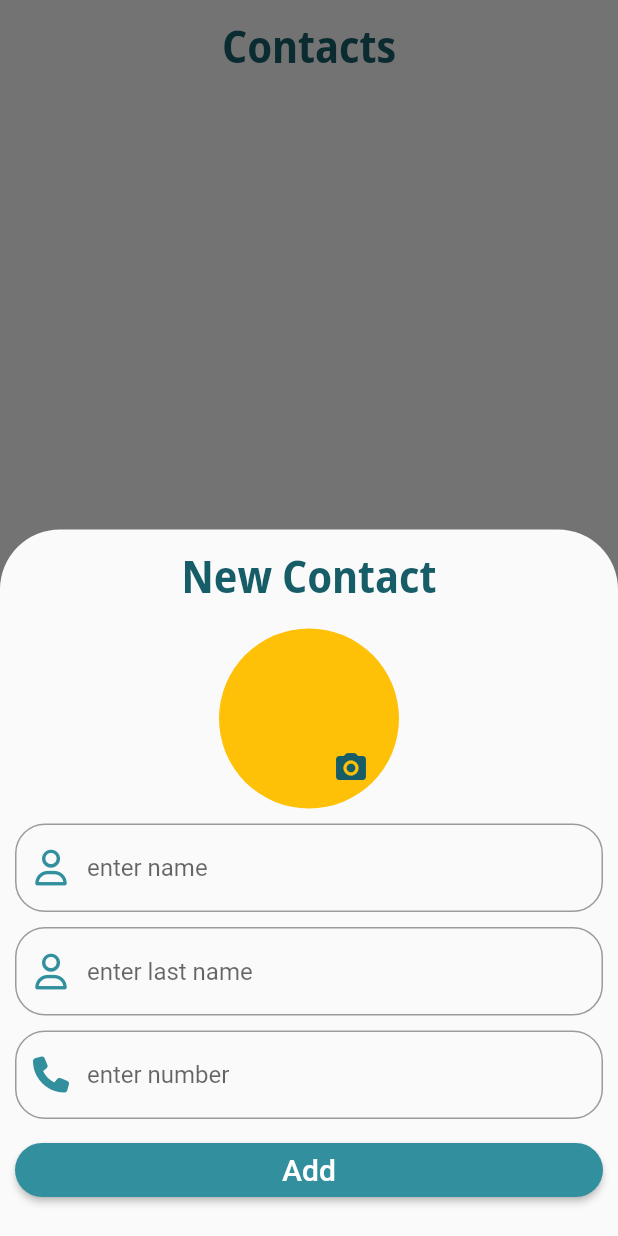
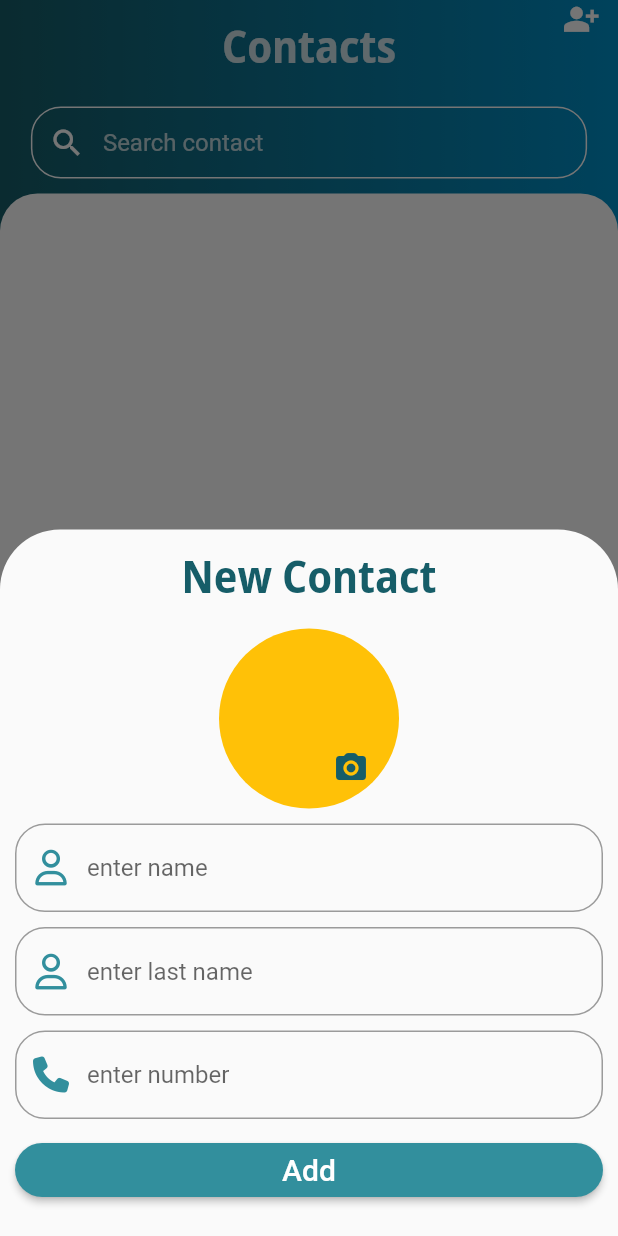
Before and after one commit to EyaArfa/Contact_App, a Flutter app: the Home screen opened directly, after a tap on the "person add alt" icon, on a phone screen of 412 x 824 dp. Run offline on Flutter 3.47's test engine with Material 2 defaults, Android fonts, the phone set to English and light mode, and no system bars; our stand-ins replace flutter_secure_storage, font_awesome_flutter, lottie; missing offline and left inert: flutter_phone_direct_caller; accounts and stored records are empty; Roboto replaces fonts that are missing (YoungSerif).

Commit message:
changed ui

```diff
--- a/lib/pages/home.dart
+++ b/lib/pages/home.dart
@@ -3,8 +3,7 @@ import 'package:callapp/usefull/constants.dart';
 import 'package:callapp/widgets/customButton.dart';
 import 'package:flutter/material.dart';
 import 'package:font_awesome_flutter/font_awesome_flutter.dart';
-import 'package:url_launcher/url_launcher.dart';
-
+import 'package:flutter_phone_direct_caller/flutter_phone_direct_caller.dart';
 import '../widgets/customTextField.dart';
 import '../widgets/customTitle.dart';
 
@@ -16,14 +15,7 @@ class Home extends StatefulWidget {
 }
 
 _makingPhoneCall(phoneNumber) async {
-  var url = Uri.parse("tel:" + phoneNumber.toString());
-  print("-----------------------------" + phoneNumber.toString());
-
-  if (await canLaunchUrl(url)) {
-    await launchUrl(url);
-  } else {
-    throw 'Could not launch $url';
-  }
+  await FlutterPhoneDirectCaller.callNumber(phoneNumber);
 }
 
 class _HomeState extends State<Home> {
@@ -34,17 +26,35 @@ class _HomeState extends State<Home> {
     return null;
   }
 
-  static List<Contact> contacts = [];
+  static List<Contact> _contacts = [];
+  List<Contact> _searchResult = [];
   @override
   Widget build(BuildContext context) {
     final _formKey = GlobalKey<FormState>();
     TextEditingController txtNameController = TextEditingController(),
         txtLastController = TextEditingController(),
+        txtSearchController = TextEditingController(),
         txtPhoneController = TextEditingController();
+    onSearchTextChanged(String text) async {
+      print(_contacts);
+      _searchResult.clear();
+      if (text.isEmpty) {
+        _searchResult.addAll(_contacts);
+        setState(() {});
+        return;
+      }
+
+      _contacts.forEach((userDetail) {
+        if (userDetail.name.contains(text) ||
+            userDetail.lastName.contains(text)) _searchResult.add(userDetail);
+      });
+
+      setState(() {});
+    }
+
     return Scaffold(
-      floatingActionButton: FloatingActionButton(
-        backgroundColor: strokeTextColor,
-        onPressed: () {
+      floatingActionButton: InkWell(
+        onTap: () {
           showModalBottomSheet(
               enableDrag: true,
               shape: const RoundedRectangleBorder(
@@ -116,9 +126,11 @@ class _HomeState extends State<Home> {
                                         phone: txtPhoneController.text,
                                         lastName: txtLastController.text);
                                     setState(() {
-                                      contacts.add(newContact);
-                                      print(contacts);
+                                      _searchResult.add(newContact);
+                                      _contacts.add(newContact);
+                                      print(_contacts);
                                     });
+                                    Navigator.pop(context);
                                   }
                                 },
                                 text: 'Add',
@@ -130,21 +142,83 @@ class _HomeState extends State<Home> {
                     ),
                   ));
         },
-        child: const Icon(Icons.person_add_alt_sharp),
+        child: const Icon(
+          Icons.person_add_alt_sharp,
+          color: Colors.white,
+          size: 25,
         ),
+      ),
+      floatingActionButtonLocation: FloatingActionButtonLocation.miniEndTop,
       body: SafeArea(
+          child: Container(
+        width: double.maxFinite,
+        height: double.maxFinite,
+        decoration: const BoxDecoration(
+          gradient: LinearGradient(
+            colors: [strokeTextColor, CustomBlue],
+            begin: Alignment.topLeft,
+            end: Alignment.topRight,
+          ),
+        ),
         child: Column(
           mainAxisSize: MainAxisSize.min,
           children: [
-          CustomTitle('Contacts', bottom: 20, top: 10),
+            CustomTitle(
+              'Contacts',
+              bottom: 20,
+              top: 10,
+              color: const Color.fromARGB(204, 255, 255, 255),
+            ),
+            SizedBox(
+              width: MediaQuery.of(context).size.width * 0.90,
+              child: TextField(
+                controller: txtSearchController,
+                onChanged: onSearchTextChanged,
+                maxLines: 1,
+                decoration: InputDecoration(
+                  contentPadding: EdgeInsets.all(8),
+                  prefixIcon: const Icon(
+                    Icons.search,
+                    color: Colors.white,
+                  ),
+                  hintText: "Search contact",
+                  hintStyle: const TextStyle(
+                      color: Color.fromARGB(185, 255, 255, 255)),
+                  focusedBorder: OutlineInputBorder(
+                    borderRadius: BorderRadius.circular(20),
+                    borderSide: BorderSide(
+                      color: Colors.white,
+                    ),
+                  ),
+                  enabledBorder: OutlineInputBorder(
+                    borderRadius: BorderRadius.circular(20),
+                    borderSide: const BorderSide(
+                      color: Colors.white,
+                    ),
+                  ),
+                ),
+              ),
+            ),
+            const SizedBox(
+              height: 10,
+            ),
             Flexible(
+              child: Container(
+                padding:
+                    const EdgeInsets.symmetric(horizontal: 10, vertical: 20),
+                decoration: const BoxDecoration(
+                  borderRadius: BorderRadius.only(
+                      topLeft: Radius.circular(25),
+                      topRight: Radius.circular(25)),
+                  color: Colors.white,
+                ),
                 child: ListView.separated(
                   separatorBuilder: (context, index) => const Divider(
                     color: deviderColor,
                     endIndent: 30,
                     indent: 30,
                   ),
-              itemCount: contacts.length,
+                  itemCount: _searchResult.length,
                   itemBuilder: (context, index) => Container(
                     height: 40,
                     margin: const EdgeInsets.symmetric(horizontal: 10),
@@ -157,8 +231,8 @@ class _HomeState extends State<Home> {
                             crossAxisAlignment: CrossAxisAlignment.start,
                             mainAxisAlignment: MainAxisAlignment.spaceAround,
                             children: [
-                          Text(contacts[index].name),
-                          Text(contacts[index].phone)
+                              Text(_searchResult[index].name),
+                              Text(_searchResult[index].phone)
                             ],
                           ),
                         ),
@@ -168,7 +242,7 @@ class _HomeState extends State<Home> {
                             children: [
                               InkWell(
                                 onTap: () {
-                                _makingPhoneCall(contacts[index].phone);
+                                  _makingPhoneCall(_searchResult[index].phone);
                                 },
                                 radius: 30,
                                 child: const Icon(
@@ -182,10 +256,11 @@ class _HomeState extends State<Home> {
                               InkWell(
                                   onTap: () {
                                     txtLastController.text =
-                                      contacts[index].lastName;
-                                  txtNameController.text = contacts[index].name;
+                                        _searchResult[index].lastName;
+                                    txtNameController.text =
+                                        _searchResult[index].name;
                                     txtPhoneController.text =
-                                      contacts[index].phone;
+                                        _searchResult[index].phone;
                                     showModalBottomSheet(
                                         enableDrag: true,
                                         shape: const RoundedRectangleBorder(
@@ -219,7 +294,8 @@ class _HomeState extends State<Home> {
                                                               const EdgeInsets
                                                                       .only(
                                                                   bottom: 10),
-                                                        child: Stack(children: [
+                                                          child:
+                                                              Stack(children: [
                                                             const CircleAvatar(
                                                               backgroundColor:
                                                                   Colors.amber,
@@ -242,7 +318,8 @@ class _HomeState extends State<Home> {
                                                         CustomTextField(
                                                           'enter name',
                                                           keyboardType:
-                                                            TextInputType.name,
+                                                              TextInputType
+                                                                  .name,
                                                           controller:
                                                               txtNameController,
                                                           icon: const Icon(
@@ -256,7 +333,8 @@ class _HomeState extends State<Home> {
                                                           controller:
                                                               txtLastController,
                                                           keyboardType:
-                                                            TextInputType.name,
+                                                              TextInputType
+                                                                  .name,
                                                           icon: const Icon(
                                                               FontAwesomeIcons
                                                                   .user),
@@ -266,7 +344,8 @@ class _HomeState extends State<Home> {
                                                         CustomTextField(
                                                           'enter number',
                                                           keyboardType:
-                                                            TextInputType.phone,
+                                                              TextInputType
+                                                                  .phone,
                                                           controller:
                                                               txtPhoneController,
                                                           icon: const Icon(
@@ -280,7 +359,7 @@ class _HomeState extends State<Home> {
                                                             if (_formKey
                                                                 .currentState!
                                                                 .validate()) {
-                                                            Contact newContact = new Contact(
+                                                              Contact newContact = Contact(
                                                                   name:
                                                                       txtNameController
                                                                           .text,
@@ -291,9 +370,9 @@ class _HomeState extends State<Home> {
                                                                       txtLastController
                                                                           .text);
                                                               setState(() {
-                                                              contacts[index] =
+                                                                _searchResult[
+                                                                        index] =
                                                                     newContact;
-                                                              print(contacts);
                                                               });
                                                             }
                                                           },
@@ -311,13 +390,16 @@ class _HomeState extends State<Home> {
                                     color: strokeTextColor,
                                   ))
                             ],
-                        ))
+                          ),
+                        )
                       ],
                     ),
                   ),
                 ),
               ),
+            ),
           ],
+        ),
       )),
     );
   }
--- a/lib/usefull/constants.dart
+++ b/lib/usefull/constants.dart
@@ -2,6 +2,7 @@ import 'dart:ui';
 
 const widgetsColor = Color(0xFF328f9d);
 const strokeTextColor = Color.fromARGB(255, 22, 93, 104);
-// const strokeTextColor = Color.fromARGB(255, 13, 85, 113);
+const LiterTextColor = Color.fromARGB(255, 57, 119, 143);
+const CustomBlue = Color.fromARGB(255, 0, 144, 201);
 const deviderColor = Color.fromARGB(128, 22, 93, 104);
 const errorColor = Color.fromARGB(255, 158, 42, 44);
--- a/lib/widgets/customTitle.dart
+++ b/lib/widgets/customTitle.dart
@@ -5,8 +5,12 @@ import '../usefull/constants.dart';
 class CustomTitle extends StatelessWidget {
   final String text;
   final double bottom, top;
-
-  CustomTitle(this.text, {super.key, required this.bottom, required this.top});
+  final Color color;
+  CustomTitle(this.text,
+      {super.key,
+      required this.bottom,
+      required this.top,
+      this.color = strokeTextColor});
 
   @override
   Widget build(BuildContext context) {
@@ -14,9 +18,9 @@ class CustomTitle extends StatelessWidget {
       padding: EdgeInsets.only(bottom: bottom, top: top),
       child: Text(
         text,
-        style: const TextStyle(
+        style: TextStyle(
           fontFamily: 'OpenSans',
-          color: strokeTextColor,
+          color: color,
           fontWeight: FontWeight.bold,
           fontSize: 30,
         ),
--- a/pubspec.yaml
+++ b/pubspec.yaml
@@ -9,6 +9,7 @@ environment:
 dependencies:
   flutter:
     sdk: flutter
+  flutter_phone_direct_caller: ^2.1.1
   flutter_secure_storage: ^8.1.0
   font_awesome_flutter: ^10.4.0
   image_picker: ^1.0.4
```
Also changed, not shown: pubspec.lock. Lines whose indentation alone changed are shown as unchanged.
